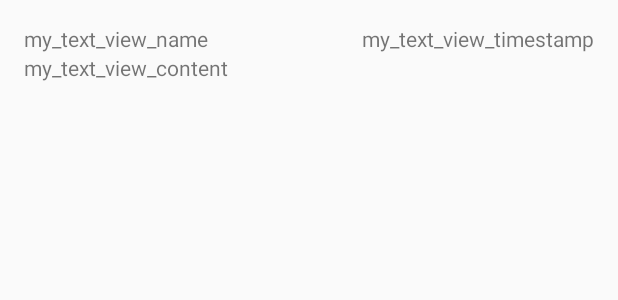
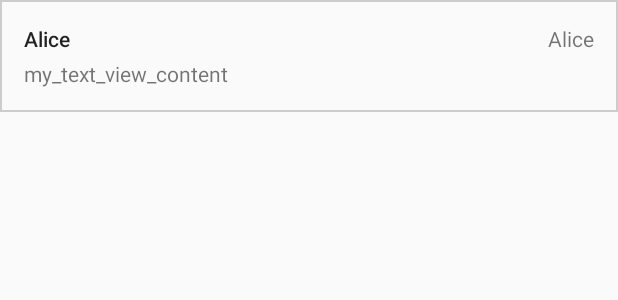
Before and after one commit to chaquo/chaquopy-console, an Android app: the layout my_text_view.xml on its own in the app's theme, with its tools: preview values and no code run, on a phone screen of 412 x 824 dp. Shown: the top 300 px of the screen. Run offline under Robolectric (Android 15) with nearby library versions, the light colour scheme and no system bars.

Commit message:
Changed design

```diff
--- /dev/null
+++ b/app/src/main/res/drawable/row_border.xml
@@ -0,0 +1,6 @@
+<?xml version="1.0" encoding="UTF-8"?>
+<shape xmlns:android="http://schemas.android.com/apk/res/android" android:shape="rectangle">
+    <!--><corners android:radius="0dp"/>-->
+    <padding android:left="10dp" android:right="10dp" android:top="10dp" android:bottom="10dp"/>
+    <stroke android:width="1dp" android:color="#CCCCCC"/>
+</shape>
--- a/app/src/main/res/layout/activity_recycler_feed.xml
+++ b/app/src/main/res/layout/activity_recycler_feed.xml
@@ -6,7 +6,6 @@
     xmlns:tools="http://schemas.android.com/tools"
     android:layout_width="match_parent"
     android:layout_height="match_parent">
-
 
 <androidx.recyclerview.widget.RecyclerView
 
--- a/app/src/main/res/layout/activity_send_message.xml
+++ b/app/src/main/res/layout/activity_send_message.xml
@@ -3,7 +3,7 @@
     xmlns:tools="http://schemas.android.com/tools"
     android:layout_width="wrap_content"
     android:layout_height="wrap_content"
-    android:background="#F9B8A4"
+    android:background="#FAFBFD"
     android:orientation="vertical">
 
     <EditText
@@ -24,7 +24,8 @@
 
     <Button
         android:id="@+id/post_button"
-        android:layout_width="match_parent"
+        android:layout_width="150dp"
         android:layout_height="match_parent"
+        android:layout_gravity="center"
         android:text="POST" />
 </LinearLayout>
--- a/app/src/main/res/layout/my_text_view.xml
+++ b/app/src/main/res/layout/my_text_view.xml
@@ -4,10 +4,12 @@
     android:layout_width="match_parent"
     android:layout_height="wrap_content"
     android:orientation="vertical"
+    android:background="@drawable/row_border"
     android:paddingLeft="16dp"
     android:paddingTop="16dp"
     android:paddingRight="16dp"
     android:paddingBottom="16dp">
+
 
     <LinearLayout
         android:layout_width="match_parent"
@@ -17,14 +19,15 @@
             android:id="@+id/my_text_view_name"
             android:layout_width="wrap_content"
             android:layout_height="wrap_content"
-            android:text="@string/my_text_view_name" />
+            android:text="Alice"
+            android:textAppearance="@style/TextAppearance.AppCompat.Body2" />
 
         <TextView
             android:id="@+id/my_text_view_timestamp"
             android:layout_width="match_parent"
             android:layout_height="wrap_content"
             android:gravity="end"
-            android:text="@string/my_text_view_timestamp" />
+            android:text="Alice" />
 
     </LinearLayout>
 
@@ -32,6 +35,7 @@
         android:id="@+id/my_text_view_content"
         android:layout_width="match_parent"
         android:layout_height="match_parent"
+        android:paddingTop="4dp"
         android:text="@string/my_text_view_content" />
 
 
--- a/app/src/main/res/values/colors.xml
+++ b/app/src/main/res/values/colors.xml
@@ -1,6 +1,6 @@
 <?xml version="1.0" encoding="utf-8"?>
 <resources>
     <color name="colorPrimary">#E12E3657</color> <!-->top bar color-->
-    <color name="colorPrimaryDark">#000000</color> <!-->android status bar color-->
-    <color name="colorAccent">#000000</color> <!-->button color-->
+    <color name="colorPrimaryDark">#EA2A3048</color> <!-->android status bar color-->
+    <color name="colorAccent">#E12E3657</color> <!-->button color-->
 </resources>
```
Also changed, not shown: app/src/main/java/com/chaquo/python/utils/RecyclerFeedActivity.java (+11 -8 lines).
